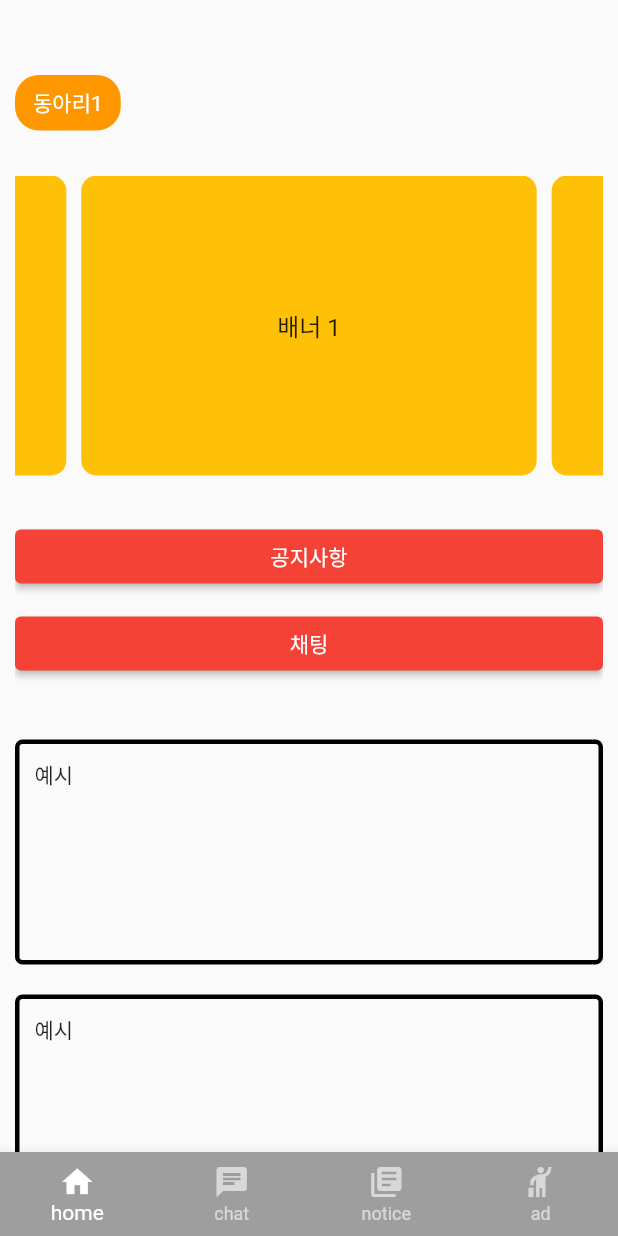
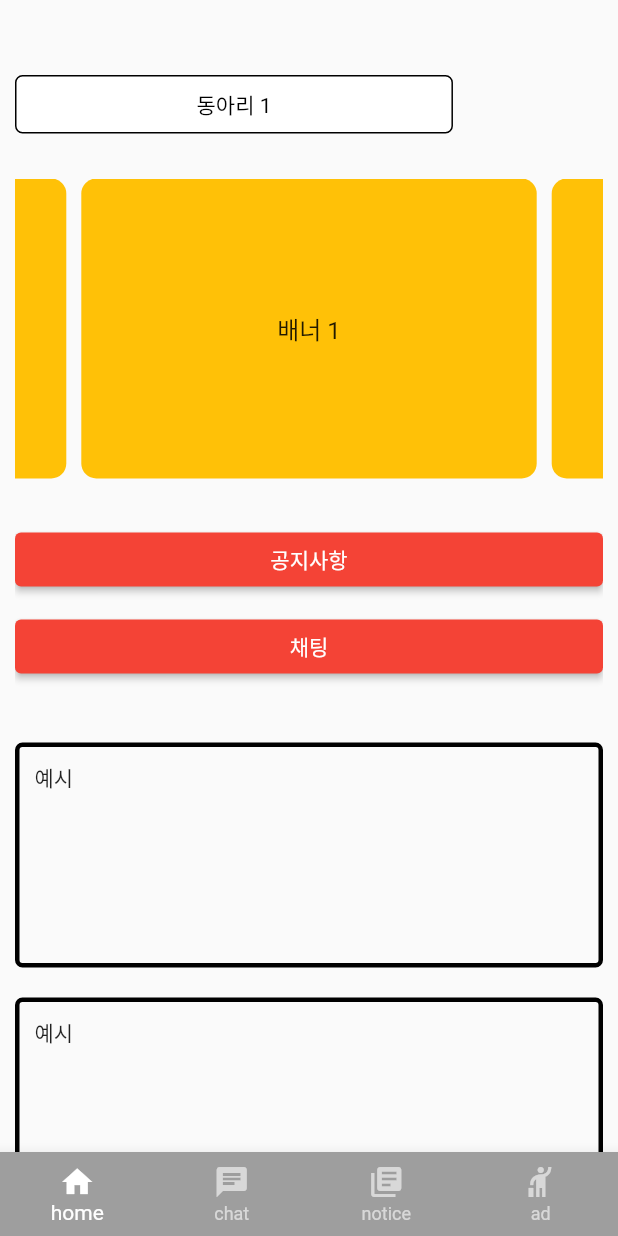
Before and after one commit to sac7160/2021_MooyaHong, a Flutter app: the screen it shows after launch, on a phone screen of 412 x 824 dp. Run offline on Flutter 3.47's test engine with Material 2 defaults, Android fonts, the phone set to English and light mode, and no system bars; drawn by our look-alikes of carousel_slider; our stand-ins replace get, image_picker.

Commit message:
프로필설정화면,메인화면 수정

```diff
--- a/club_app/lib/page/home_page.dart
+++ b/club_app/lib/page/home_page.dart
@@ -3,6 +3,7 @@ import 'package:club_app/page/board/notice_board/notice_board_page.dart';
 import 'package:club_app/page/chat/chat_page.dart';
 import 'package:carousel_slider/carousel_slider.dart';
 import 'package:club_app/widgets/main_drawer.dart';
+import 'package:get/get_navigation/src/routes/default_transitions.dart';
 //import 'package:get/route_manager.dart';
 
 class HomePage extends StatefulWidget {
@@ -60,37 +61,57 @@ Widget _pageOfTop() {
 }
 
 Widget _pageOfMyClub() {
+  String selectedClub = '동아리 1';
+
+  void selectClub( String value){
+    selectedClub = value;
+  }
+
   return Row(children: <Widget>[
     PopupMenuButton(
+      onSelected: (value) => selectClub(selectedClub),
       padding: EdgeInsets.only(right: 8.0),
-      offset: Offset(-16, 0),
+      offset: Offset(-16, 20),
       child: Container(
         decoration: BoxDecoration(
-            color: Colors.orange,
+            color: Colors.white,
+            border:Border.all(color: Colors.black),
             borderRadius: BorderRadius.all(
-              Radius.circular(16.0),
+              Radius.circular(5.0),
             )),
-        padding: EdgeInsets.symmetric(vertical: 8.0, horizontal: 12.0),
+        padding: EdgeInsets.symmetric(vertical: 8.0, horizontal: 120.0),
         child: Text(
-          "동아리1",
-          style: TextStyle(color: Colors.white),
+          selectedClub,
+          style: TextStyle(color: Colors.black),
         ),
       ),
-      itemBuilder: (_) => <PopupMenuItem<String>>[
+      itemBuilder: (context) => <PopupMenuItem<String>>[
         new PopupMenuItem<String>(
             child: Row(
-              children: <Widget>[Icon(Icons.arrow_right), Text('동아리')],
+              children: <Widget>[SizedBox(width: 80),Icon(Icons.arrow_right), Text('동아리 1'), SizedBox(width: 80)],
             ),
             value: '1'),
+            PopupMenuItem(child: Row(
+              children: <Widget>[SizedBox(width: 80),Icon(Icons.arrow_right), Text('동아리 2'), SizedBox(width: 80)],
+            ),
+            value: '2',),
+            PopupMenuItem(child: Row(
+              children: <Widget>[SizedBox(width: 80),Icon(Icons.arrow_right), Text('동아리 3'), SizedBox(width: 80)],
+            ),
+            value: '3',),
       ],
     ),
   ]);
 }
 
+
 Widget _pageOfMyClub2() {
   //슬라이드형식 동아리선택?
   return CarouselSlider(
-    options: CarouselOptions(height: 200.0),
+    options: CarouselOptions(
+      height: 200.0,
+      autoPlay: true,
+      autoPlayInterval: Duration(seconds: 3)),
     items: [1, 2, 3, 4, 5].map((i) {
       return Builder(
         builder: (BuildContext context) {
--- a/club_app/pubspec.yaml
+++ b/club_app/pubspec.yaml
@@ -54,7 +54,7 @@ flutter:
 
   # To add assets to your application, add an assets section, like this:
 assets:
-  - images
+  - assets/images
 
   # An image asset can refer to one or more resolution-specific "variants", see
   # https://flutter.dev/assets-and-images/#resolution-aware.
```
Also changed, not shown: club_app/lib/page/settings/profile_setting_page.dart (+50 -5 lines), club_app/lib/widgets/main_drawer.dart (+38 -15 lines), 1 other file.
